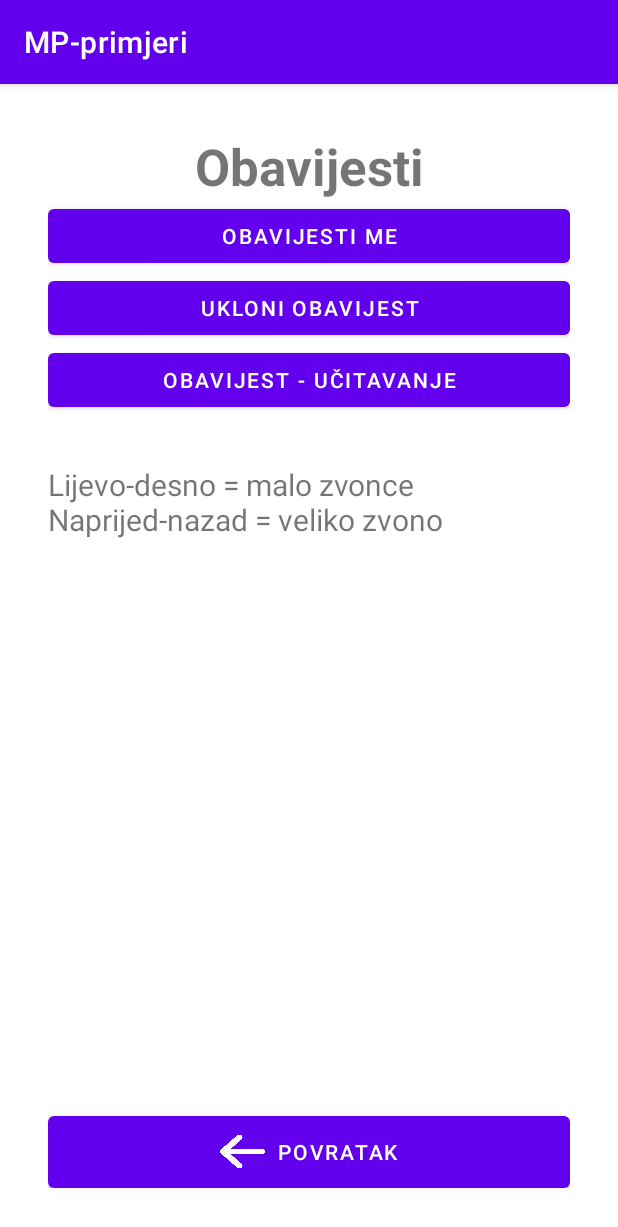
After one commit to smarzic/MPprimjeri, an Android app: the NotificationActivity screen opened directly, with no data from a screen before it, on a phone screen of 412 x 824 dp. The commit adds this screen. Shown: the top 1227 px of the screen. Run offline under Robolectric (Android 15) with nearby library versions, the phone set to English and light mode, and no system bars.

Commit message:
Obavijesti (notifikacije)

```diff
--- a/app/src/main/AndroidManifest.xml
+++ b/app/src/main/AndroidManifest.xml
@@ -15,6 +15,9 @@
         android:supportsRtl="true"
         android:theme="@style/Theme.MPprimjeri"
         tools:targetApi="31">
+        <activity
+            android:name=".NotificationActivity"
+            android:exported="false" />
         <activity
             android:name=".ListQuestionsActivity"
             android:exported="false" />
--- /dev/null
+++ b/app/src/main/java/com/example/mp_primjeri/NotificationActivity.java
@@ -0,0 +1,143 @@
+package com.example.mp_primjeri;
+
+import androidx.appcompat.app.AppCompatActivity;
+import androidx.core.app.NotificationCompat;
+import androidx.core.app.NotificationManagerCompat;
+
+import android.app.NotificationChannel;
+import android.app.NotificationManager;
+import android.content.Intent;
+import android.os.AsyncTask;
+import android.os.Build;
+import android.os.Bundle;
+import android.view.View;
+import android.widget.Button;
+
+public class NotificationActivity extends AppCompatActivity {
+
+    private String CHANNEL_ID = "CHANNEL-1";
+    private String CHANNEL_ID2 = "CHANNEL-2";
+
+    @Override
+    protected void onCreate(Bundle savedInstanceState) {
+        super.onCreate(savedInstanceState);
+        setContentView(R.layout.activity_notification);
+
+        // registracija kanala obavijesti, važno je da se pozove prije slanja obaveijsti, ne škodi ako je pozvan više puta
+        createNotificationChannel();
+
+        // obična obavijest
+        Button btnMakeNotification = findViewById(R.id.btnMakeNotification);
+        btnMakeNotification.setOnClickListener(new View.OnClickListener() {
+            @Override
+            public void onClick(View view) {
+                String textTitle = "Naslov obavijesti";
+                String textContent = "Tekst obavijesti";
+                int notificationId = 10;
+
+                NotificationCompat.Builder builder = new NotificationCompat.Builder(getApplicationContext(), CHANNEL_ID)
+                        .setSmallIcon(R.drawable.location_pin_solid)
+                        .setContentTitle(textTitle)
+                        .setContentText(textContent)
+                        .setPriority(NotificationCompat.PRIORITY_DEFAULT);
+
+                NotificationManagerCompat notificationManager = NotificationManagerCompat.from(getApplicationContext());
+                notificationManager.notify(notificationId, builder.build());
+            }
+        });
+
+        // uklanjanje obavijetsti programski - dovoljno je znati ID obavijesti (prvi parametar funkcije notify)
+        Button btnRemoveNotification = findViewById(R.id.btnRemoveNotification);
+        btnRemoveNotification.setOnClickListener(new View.OnClickListener() {
+            @Override
+            public void onClick(View view) {
+                int notificationId = 10;
+                NotificationManagerCompat notificationManager = NotificationManagerCompat.from(getApplicationContext());
+                notificationManager.cancel(notificationId);
+            }
+        });
+
+        // slanje obavijesti iz pozadinske obrade
+        Button btnNotificationLoading = findViewById(R.id.btnNotificationLoading);
+        btnNotificationLoading.setOnClickListener(new View.OnClickListener() {
+            @Override
+            public void onClick(View view) {
+
+
+                LoadingTask task = new LoadingTask();
+                task.execute();
+            }
+        });
+
+        // gumb za povratak
+        Button btnBack = findViewById(R.id.btnBack);
+        btnBack.setOnClickListener(new View.OnClickListener() {
+            @Override
+            public void onClick(View view) {
+                Intent i = new Intent(getApplicationContext(), MainActivity.class);
+                startActivity(i);
+                finish();
+            }
+        });
+    }
+
+    private void createNotificationChannel() {
+        // Create the NotificationChannel, but only on API 26+ because
+        // the NotificationChannel class is new and not in the support library
+        if (Build.VERSION.SDK_INT >= Build.VERSION_CODES.O) {
+            CharSequence name = "Važne obavijesti";
+            String description = "Važne obavijesti testne aplikacije";
+            int importance = NotificationManager.IMPORTANCE_DEFAULT;
+            NotificationChannel channel = new NotificationChannel(CHANNEL_ID, name, importance);
+            channel.setDescription(description);
+            // Register the channel with the system; you can't change the importance
+            // or other notification behaviors after this
+            NotificationManager notificationManager = getSystemService(NotificationManager.class);
+            notificationManager.createNotificationChannel(channel);
+
+            name = "Obične obavijesti";
+            description = "Obavijesti testne aplikacije";
+            importance = NotificationManager.IMPORTANCE_LOW;
+            channel = new NotificationChannel(CHANNEL_ID2, name, importance);
+            channel.setDescription(description);
+            notificationManager = getSystemService(NotificationManager.class);
+            notificationManager.createNotificationChannel(channel);
+        }
+    }
+
+    private class LoadingTask extends AsyncTask<String, String, String> {
+
+        @Override
+        protected String doInBackground(String... strings) {
+
+            String textTitle = "Demo obrada";
+            String textContent = "Obrada traje...";
+            int notificationId = 11;
+
+            NotificationCompat.Builder builder = new NotificationCompat.Builder(getApplicationContext(), CHANNEL_ID2)
+                    .setSmallIcon(R.drawable.location_pin_solid)
+                    .setContentTitle(textTitle)
+                    .setContentText(textContent)
+                    .setPriority(NotificationCompat.PRIORITY_LOW);
+
+            NotificationManagerCompat notificationManager = NotificationManagerCompat.from(getApplicationContext());
+            builder.setProgress(100, 0, false);
+            notificationManager.notify(notificationId, builder.build());
+
+            for(int i = 0; i <= 100; i++) {
+                try {
+                    Thread.sleep(100);
+                    builder.setContentText("Obrada " + i + " od 100").setProgress(100, i, false);
+                    notificationManager.notify(notificationId, builder.build());
+                } catch (InterruptedException e) {
+                    throw new RuntimeException(e);
+                }
+            }
+
+            builder.setContentText("Obrada završena").setProgress(0, 0, false);
+            notificationManager.notify(notificationId, builder.build());
+
+            return null;
+        }
+    }
+}
--- /dev/null
+++ b/app/src/main/res/layout/activity_notification.xml
@@ -0,0 +1,63 @@
+<?xml version="1.0" encoding="utf-8"?>
+<androidx.constraintlayout.widget.ConstraintLayout xmlns:android="http://schemas.android.com/apk/res/android"
+    xmlns:app="http://schemas.android.com/apk/res-auto"
+    xmlns:tools="http://schemas.android.com/tools"
+    android:layout_width="match_parent"
+    android:layout_height="match_parent"
+    tools:context=".NotificationActivity">
+
+    <LinearLayout
+        android:layout_width="match_parent"
+        android:layout_height="match_parent"
+        android:orientation="vertical"
+        android:padding="32dp"
+        tools:context=".AccelerometerActivity">
+
+        <TextView
+            android:layout_width="match_parent"
+            android:layout_height="wrap_content"
+            android:text="Obavijesti"
+            android:textAlignment="center"
+            android:textSize="34sp"
+            android:textStyle="bold" />
+
+        <Button
+            android:id="@+id/btnMakeNotification"
+            android:layout_width="match_parent"
+            android:layout_height="wrap_content"
+            android:text="Obavijesti me" />
+
+        <Button
+            android:id="@+id/btnRemoveNotification"
+            android:layout_width="match_parent"
+            android:layout_height="wrap_content"
+            android:text="Ukloni obavijest" />
+
+        <Button
+            android:id="@+id/btnNotificationLoading"
+            android:layout_width="match_parent"
+            android:layout_height="wrap_content"
+            android:text="Obavijest - učitavanje" />
+
+        <TextView
+            android:layout_width="match_parent"
+            android:layout_height="0dp"
+            android:layout_weight="1"
+            android:paddingTop="32dp"
+            android:text="Lijevo-desno = malo zvonce\nNaprijed-nazad = veliko zvono"
+            android:textSize="20sp" />
+
+        <Button
+            android:id="@+id/btnBack"
+            android:layout_width="match_parent"
+            android:layout_height="wrap_content"
+            android:insetTop="0dp"
+            android:insetBottom="0dp"
+            android:text="Povratak"
+            app:icon="@drawable/arrow_left_solid"
+            app:iconGravity="textStart"
+            app:iconSize="30dp"
+            app:iconTint="#FFFFFF" />
+
+    </LinearLayout>
+</androidx.constraintlayout.widget.ConstraintLayout>
```
Also changed, not shown: app/src/main/java/com/example/mp_primjeri/MainActivity.java (+9 -0 lines), app/src/main/res/layout/activity_main.xml (+12 -0 lines).
